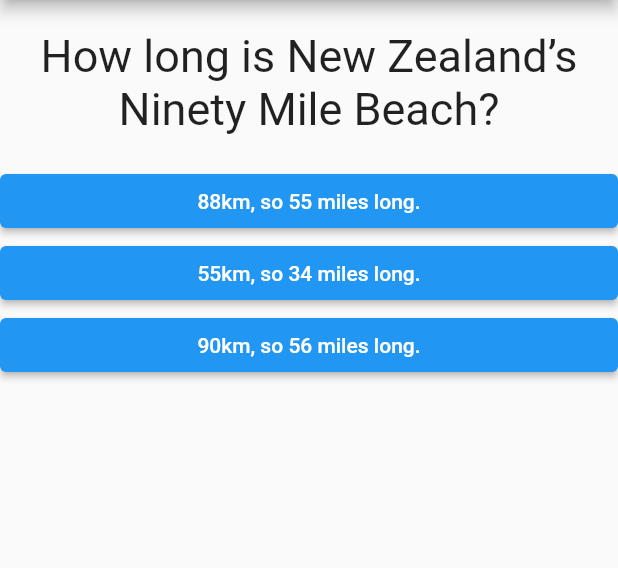
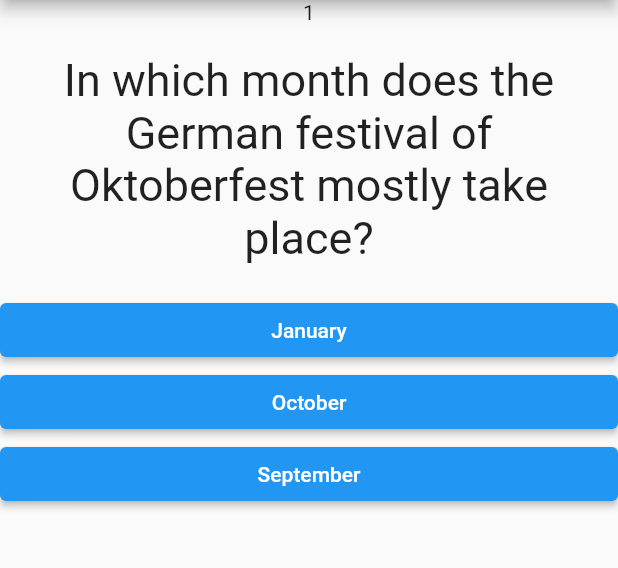
Before and after one commit to pritomsh/quiz_app_flutter, a Flutter app: the screen it shows after launch, on a phone screen of 412 x 824 dp, the part 84-652 px from its top. Run offline on Flutter 3.47's test engine with Material 2 defaults, Android fonts, the light colour scheme and no system bars.

Commit message:
Add question number  per question

```diff
--- a/lib/main.dart
+++ b/lib/main.dart
@@ -2,7 +2,6 @@ import 'package:flutter/material.dart';
 import 'question.dart';
 import './result.dart';
 import 'answer.dart';
-import './quiz.dart';
 
 void main() => runApp(MyApp());
 
@@ -14,7 +13,7 @@ class MyApp extends StatefulWidget {
 }
 
 class MyAppState extends State<MyApp> {
-  var _chosen = 0;
+  var _chosen = 1;
   final _question = const [
     {
       'question': 'How long is New Zealand’s Ninety Mile Beach?',
@@ -94,7 +93,7 @@ class MyAppState extends State<MyApp> {
   ];
 
   void _answerQuestion() {
-    if (_chosen < _question.length) {
+    if (_chosen <= _question.length) {
       setState(() {
         _chosen = _chosen + 1;
       });
@@ -115,6 +114,7 @@ class MyAppState extends State<MyApp> {
                 children: <Widget>[
                   Question(
                     _question[_chosen]['question']?.toString() ?? '',
+                    (_chosen).toString(),
                   ),
                   ...(_question[_chosen]['answers'] as List<String>)
                       .map((answer) {
@@ -127,3 +127,9 @@ class MyAppState extends State<MyApp> {
     );
   }
 }
+
+class ScreenArguments {
+  final String title;
+  final String message;
+  ScreenArguments(this.title, this.message);
+}
--- a/lib/question.dart
+++ b/lib/question.dart
@@ -2,12 +2,18 @@ import 'package:flutter/material.dart';
 
 class Question extends StatelessWidget {
   String questionText;
-  //int chosen;
-  Question(this.questionText);
+  String chosen;
+  Question(this.questionText, this.chosen);
 
   @override
   Widget build(BuildContext context) {
-    return Container(
+    return Column(
+      children: [
+
+
+
+        Text(chosen),
+        Container(
           width: double.infinity,
           margin: EdgeInsets.all(20),
           child: Text(
@@ -17,6 +23,8 @@ class Question extends StatelessWidget {
             ),
             textAlign: TextAlign.center,
           ),
+        ),
+      ],
     );
   }
 }
```
Lines whose indentation alone changed are shown as unchanged.
